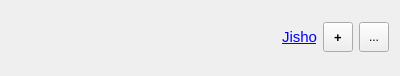
This is src/gui/widgets/termwidget.ui in ripose-jp/Memento as Qt 5 draws it before an edit. The edited form follows.
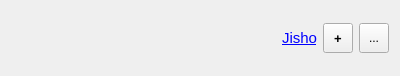
This is the edited form.

What changed in the file:
```diff
--- a/src/gui/widgets/termwidget.ui
+++ b/src/gui/widgets/termwidget.ui
@@ -35,11 +35,6 @@
            <verstretch>0</verstretch>
           </sizepolicy>
          </property>
-         <property name="styleSheet">
-          <string notr="true">QLabel {
-    font-size: 12pt;
-}</string>
-         </property>
          <property name="alignment">
           <set>Qt::AlignBottom|Qt::AlignHCenter</set>
          </property>
@@ -56,11 +51,6 @@
            <verstretch>0</verstretch>
           </sizepolicy>
          </property>
-         <property name="styleSheet">
-          <string notr="true">QLabel {
-    font-size: 20pt;
-}</string>
-         </property>
          <property name="alignment">
           <set>Qt::AlignHCenter|Qt::AlignTop</set>
          </property>
```
